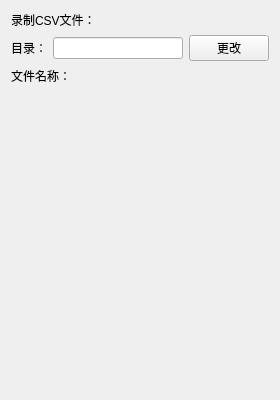
First picture: the form in ui/h2CsvRecord.ui, repository FOHEART/MotionGloveUI, before the edit.
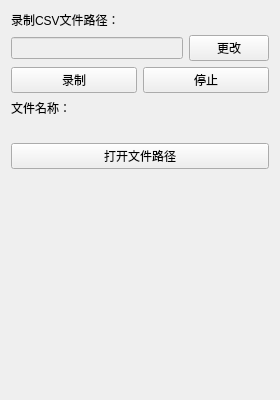
Second picture: the form after the edit.

Patch:
```diff
--- a/ui/h2CsvRecord.ui
+++ b/ui/h2CsvRecord.ui
@@ -14,18 +14,22 @@
    <string>h2CsvRecord</string>
   </property>
   <layout class="QGridLayout" name="gridLayout">
+   <item row="3" column="0">
+    <widget class="QLabel" name="label_3">
+     <property name="text">
+      <string>文件名称：</string>
+     </property>
+    </widget>
+   </item>
    <item row="1" column="0">
     <layout class="QHBoxLayout" name="horizontalLayout">
      <item>
-      <widget class="QLabel" name="label_2">
-       <property name="text">
-        <string>目录：</string>
+      <widget class="QLineEdit" name="LE_csvRecordDir">
+       <property name="enabled">
+        <bool>false</bool>
        </property>
       </widget>
      </item>
-     <item>
-      <widget class="QLineEdit" name="LE_csvRecordDir"/>
-     </item>
      <item>
       <widget class="QPushButton" name="PB_setCsvRecordDir">
        <property name="text">
@@ -35,7 +39,7 @@
      </item>
     </layout>
    </item>
-   <item row="3" column="0">
+   <item row="6" column="0">
     <spacer name="verticalSpacer">
      <property name="orientation">
       <enum>Qt::Vertical</enum>
@@ -48,17 +52,42 @@
      </property>
     </spacer>
    </item>
+   <item row="4" column="0">
+    <widget class="QLabel" name="LBL_fileName">
+     <property name="text">
+      <string/>
+     </property>
+    </widget>
+   </item>
+   <item row="2" column="0">
+    <layout class="QHBoxLayout" name="horizontalLayout_2">
+     <item>
+      <widget class="QPushButton" name="PB_startRecord">
+       <property name="text">
+        <string>录制</string>
+       </property>
+      </widget>
+     </item>
+     <item>
+      <widget class="QPushButton" name="PB_stopRecord">
+       <property name="text">
+        <string>停止</string>
+       </property>
+      </widget>
+     </item>
+    </layout>
+   </item>
    <item row="0" column="0">
     <widget class="QLabel" name="label">
      <property name="text">
-      <string>录制CSV文件：</string>
+      <string>录制CSV文件路径：</string>
      </property>
     </widget>
    </item>
-   <item row="2" column="0">
-    <widget class="QLabel" name="label_3">
+   <item row="5" column="0">
+    <widget class="QPushButton" name="PB_openFileDir">
      <property name="text">
-      <string>文件名称：</string>
+      <string>打开文件路径</string>
      </property>
     </widget>
    </item>
```
